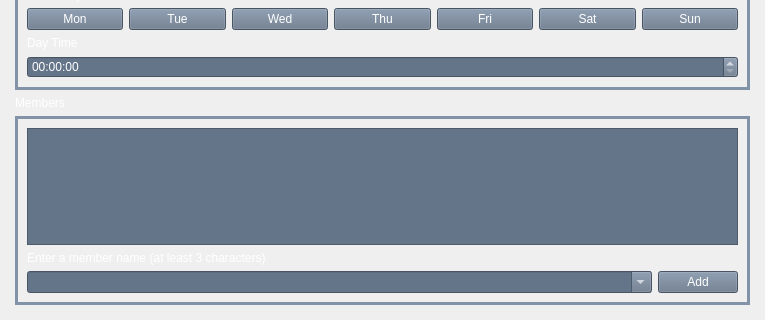
First picture: the form in src/app/gui/forms/widgeteventsettings.ui, repository botorabi/Meet4Eat-Desktop, before the edit; both pictures show x 0 to 765 and y 326 to 646 of the 765 by 646 pixel window.
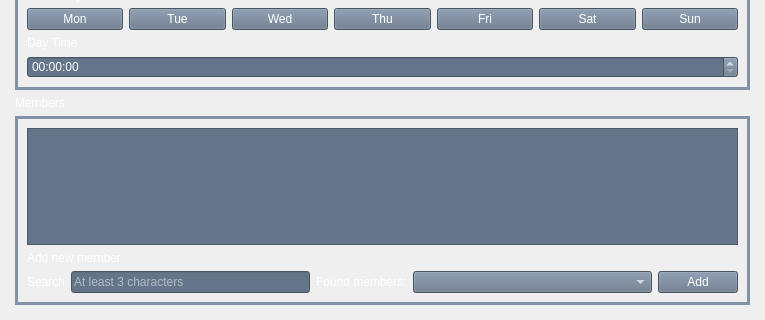
Second picture: the form after the edit. Icons and pictures are not drawn.

```diff
--- a/src/app/gui/forms/widgeteventsettings.ui
+++ b/src/app/gui/forms/widgeteventsettings.ui
@@ -52,14 +52,6 @@
 QPushButton {
   background: rgb(101,117, 137);
 }
-QPushButton:hover {
-  background-color: white;
-  border: 1px solid rgb(115, 210, 22);
-  border-radius:  4px;
-}
-QPushButton[enabled=&quot;false&quot;] {
-  background-color: rgb(31,47,67);
-}
 QPushButton::checked {
   border: 2px solid white;
   font-weight: bold;
@@ -427,21 +419,47 @@
                <item>
                 <widget class="QLabel" name="label_10">
                  <property name="text">
-                  <string>Enter a member name (at least 3 characters)</string>
+                  <string>Add new member</string>
                  </property>
                 </widget>
                </item>
                <item>
-                <layout class="QHBoxLayout" name="horizontalLayout_4" stretch="1,0">
+                <layout class="QHBoxLayout" name="horizontalLayout_4" stretch="0,1,0,1,0">
                  <item>
-                  <widget class="QComboBox" name="comboBoxSearchMember">
-                   <property name="editable">
-                    <bool>true</bool>
+                  <widget class="QLabel" name="label">
+                   <property name="text">
+                    <string>Search</string>
                    </property>
                   </widget>
                  </item>
                  <item>
-                  <widget class="QPushButton" name="pushButton">
+                  <widget class="QLineEdit" name="lineEditSearchMember">
+                   <property name="focusPolicy">
+                    <enum>Qt::ClickFocus</enum>
+                   </property>
+                   <property name="maxLength">
+                    <number>32</number>
+                   </property>
+                   <property name="placeholderText">
+                    <string>At least 3 characters</string>
+                   </property>
+                  </widget>
+                 </item>
+                 <item>
+                  <widget class="QLabel" name="label_11">
+                   <property name="text">
+                    <string>Found members:</string>
+                   </property>
+                  </widget>
+                 </item>
+                 <item>
+                  <widget class="QComboBox" name="comboBoxSearchMember"/>
+                 </item>
+                 <item>
+                  <widget class="QPushButton" name="pushButtonAddMember">
+                   <property name="focusPolicy">
+                    <enum>Qt::NoFocus</enum>
+                   </property>
                    <property name="text">
                     <string>Add</string>
                    </property>
```
Left out of the diff: 5 changed lines with no effect on the pictures.
